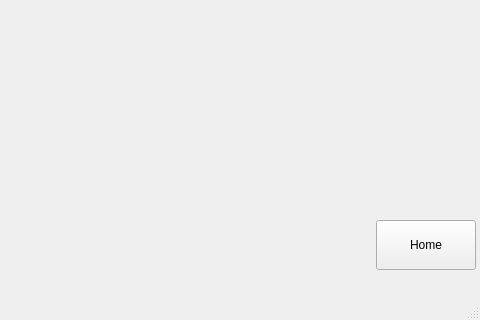
The window that ui_workspace/start.ui (chohs1221/Capstone_Project) describes before a commit, drawn with Qt 5; both pictures show x 544 to 1024 and y 280 to 600 of the 1024 by 600 pixel window.
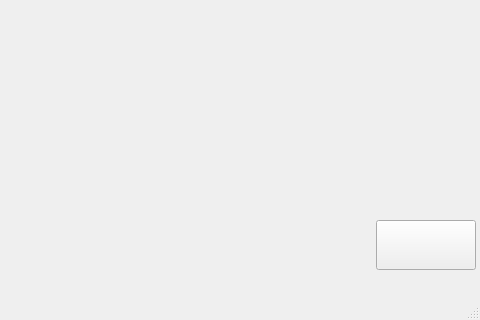
The same window after the commit. Icons and pictures are not drawn.

Patch:
```diff
--- a/ui_workspace/start.ui
+++ b/ui_workspace/start.ui
@@ -22,8 +22,8 @@
      <rect>
       <x>0</x>
       <y>0</y>
-      <width>1020</width>
-      <height>550</height>
+      <width>1024</width>
+      <height>600</height>
      </rect>
     </property>
     <property name="cursor">
@@ -49,7 +49,7 @@
      <string notr="true"/>
     </property>
     <property name="text">
-     <string>Home</string>
+     <string/>
     </property>
    </widget>
   </widget>
```
Left out of the diff: 12 changed lines with no effect on the pictures.
